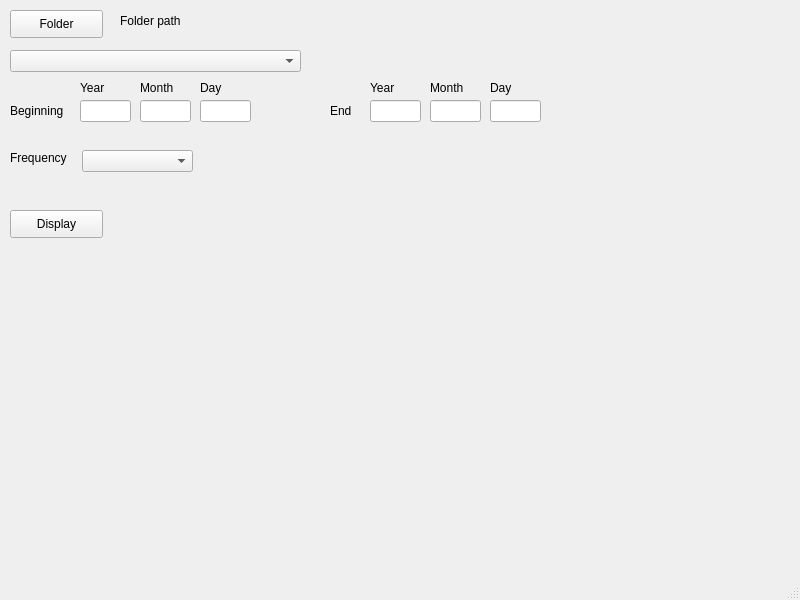
Above: base.ui from Coul33t/fb_conv_analyser before the change. Below: the same form after it.
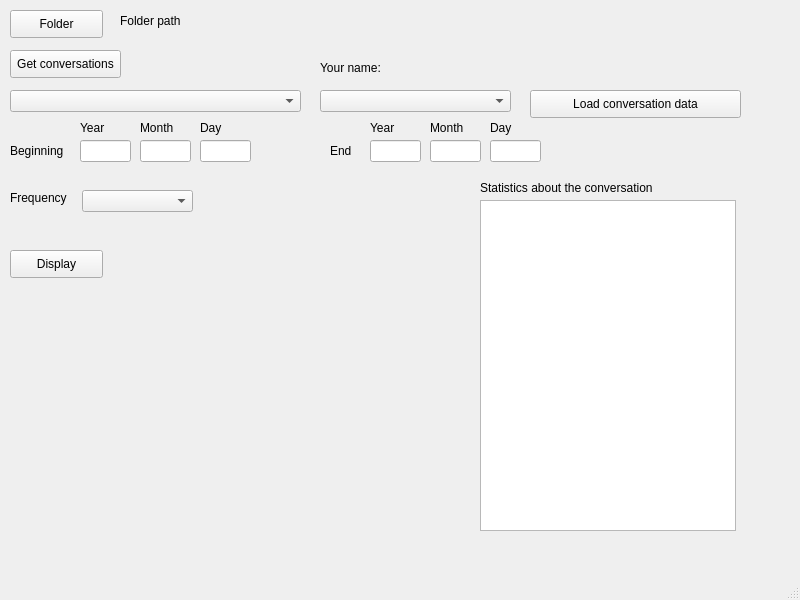
That is the form after the change.

Commit message: Added more GUI, almost done for basic functions

```diff
--- a/base.ui
+++ b/base.ui
@@ -18,7 +18,7 @@
     <property name="geometry">
      <rect>
       <x>10</x>
-      <y>50</y>
+      <y>90</y>
       <width>291</width>
       <height>22</height>
      </rect>
@@ -54,7 +54,7 @@
     <property name="geometry">
      <rect>
       <x>80</x>
-      <y>100</y>
+      <y>140</y>
       <width>51</width>
       <height>22</height>
      </rect>
@@ -64,7 +64,7 @@
     <property name="geometry">
      <rect>
       <x>80</x>
-      <y>80</y>
+      <y>120</y>
       <width>55</width>
       <height>16</height>
      </rect>
@@ -77,7 +77,7 @@
     <property name="geometry">
      <rect>
       <x>140</x>
-      <y>80</y>
+      <y>120</y>
       <width>55</width>
       <height>16</height>
      </rect>
@@ -90,7 +90,7 @@
     <property name="geometry">
      <rect>
       <x>140</x>
-      <y>100</y>
+      <y>140</y>
       <width>51</width>
       <height>22</height>
      </rect>
@@ -100,7 +100,7 @@
     <property name="geometry">
      <rect>
       <x>200</x>
-      <y>80</y>
+      <y>120</y>
       <width>55</width>
       <height>16</height>
      </rect>
@@ -113,7 +113,7 @@
     <property name="geometry">
      <rect>
       <x>200</x>
-      <y>100</y>
+      <y>140</y>
       <width>51</width>
       <height>22</height>
      </rect>
@@ -123,7 +123,7 @@
     <property name="geometry">
      <rect>
       <x>10</x>
-      <y>100</y>
+      <y>140</y>
       <width>61</width>
       <height>21</height>
      </rect>
@@ -136,7 +136,7 @@
     <property name="geometry">
      <rect>
       <x>430</x>
-      <y>100</y>
+      <y>140</y>
       <width>51</width>
       <height>22</height>
      </rect>
@@ -146,7 +146,7 @@
     <property name="geometry">
      <rect>
       <x>370</x>
-      <y>80</y>
+      <y>120</y>
       <width>55</width>
       <height>16</height>
      </rect>
@@ -159,7 +159,7 @@
     <property name="geometry">
      <rect>
       <x>490</x>
-      <y>80</y>
+      <y>120</y>
       <width>55</width>
       <height>16</height>
      </rect>
@@ -172,7 +172,7 @@
     <property name="geometry">
      <rect>
       <x>430</x>
-      <y>80</y>
+      <y>120</y>
       <width>55</width>
       <height>16</height>
      </rect>
@@ -185,7 +185,7 @@
     <property name="geometry">
      <rect>
       <x>370</x>
-      <y>100</y>
+      <y>140</y>
       <width>51</width>
       <height>22</height>
      </rect>
@@ -195,7 +195,7 @@
     <property name="geometry">
      <rect>
       <x>490</x>
-      <y>100</y>
+      <y>140</y>
       <width>51</width>
       <height>22</height>
      </rect>
@@ -205,7 +205,7 @@
     <property name="geometry">
      <rect>
       <x>330</x>
-      <y>100</y>
+      <y>140</y>
       <width>21</width>
       <height>21</height>
      </rect>
@@ -218,7 +218,7 @@
     <property name="geometry">
      <rect>
       <x>82</x>
-      <y>150</y>
+      <y>190</y>
       <width>111</width>
       <height>22</height>
      </rect>
@@ -228,7 +228,7 @@
     <property name="geometry">
      <rect>
       <x>10</x>
-      <y>150</y>
+      <y>190</y>
       <width>61</width>
       <height>16</height>
      </rect>
@@ -241,7 +241,7 @@
     <property name="geometry">
      <rect>
       <x>10</x>
-      <y>210</y>
+      <y>250</y>
       <width>93</width>
       <height>28</height>
      </rect>
@@ -250,6 +250,78 @@
      <string>Display</string>
     </property>
    </widget>
+   <widget class="QPushButton" name="pushbutton_get_conv">
+    <property name="geometry">
+     <rect>
+      <x>10</x>
+      <y>50</y>
+      <width>111</width>
+      <height>28</height>
+     </rect>
+    </property>
+    <property name="text">
+     <string>Get conversations</string>
+    </property>
+   </widget>
+   <widget class="QPushButton" name="pushbutton_load_data">
+    <property name="geometry">
+     <rect>
+      <x>530</x>
+      <y>90</y>
+      <width>211</width>
+      <height>28</height>
+     </rect>
+    </property>
+    <property name="text">
+     <string>Load conversation data</string>
+    </property>
+   </widget>
+   <widget class="QComboBox" name="combobox_your_name">
+    <property name="geometry">
+     <rect>
+      <x>320</x>
+      <y>90</y>
+      <width>191</width>
+      <height>22</height>
+     </rect>
+    </property>
+   </widget>
+   <widget class="QLabel" name="label_your_name">
+    <property name="geometry">
+     <rect>
+      <x>320</x>
+      <y>60</y>
+      <width>71</width>
+      <height>16</height>
+     </rect>
+    </property>
+    <property name="text">
+     <string>Your name:</string>
+    </property>
+   </widget>
+   <widget class="QTextBrowser" name="textbrowser_conv_stats">
+    <property name="geometry">
+     <rect>
+      <x>480</x>
+      <y>200</y>
+      <width>256</width>
+      <height>331</height>
+     </rect>
+    </property>
+   </widget>
+   <widget class="QLabel" name="label_conv_stats">
+    <property name="geometry">
+     <rect>
+      <x>480</x>
+      <y>180</y>
+      <width>191</width>
+      <height>16</height>
+     </rect>
+    </property>
+    <property name="text">
+     <string>Statistics about the conversation</string>
+    </property>
+   </widget>
   </widget>
   <widget class="QMenuBar" name="menubar">
    <property name="geometry">
```
The commit also changes 2 other files.
